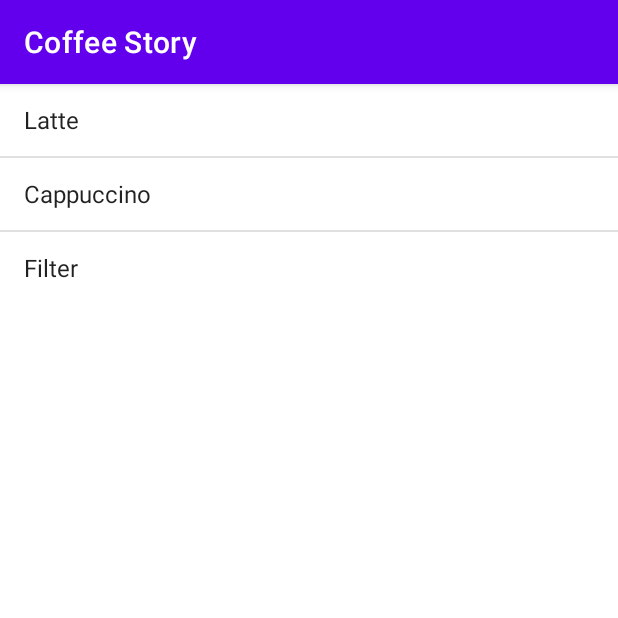
After one commit to antonio111698/Coffee_Story, an Android app: the DrinkCategoryActivity screen opened directly, with no data from a screen before it, on a phone screen of 412 x 824 dp, the top half of it. The commit adds this screen. Run offline under Robolectric (Android 15) with nearby library versions, the phone set to English and light mode, and no system bars.

Commit message:
Second activity added

```diff
--- a/app/src/main/AndroidManifest.xml
+++ b/app/src/main/AndroidManifest.xml
@@ -12,10 +12,14 @@
         android:theme="@style/Theme.CoffeeStory"
         tools:targetApi="31">
         <activity
+            android:name=".DrinkCategoryActivity"
+            android:exported="false" />
+        <activity
             android:name=".TopLevelActivity"
             android:exported="true">
             <intent-filter>
                 <action android:name="android.intent.action.MAIN" />
+
                 <category android:name="android.intent.category.LAUNCHER" />
             </intent-filter>
         </activity>
--- /dev/null
+++ b/app/src/main/java/com/example/coffeestory/DrinkCategoryActivity.java
@@ -0,0 +1,21 @@
+package com.example.coffeestory;
+
+import androidx.appcompat.app.AppCompatActivity;
+
+import android.os.Bundle;
+import android.widget.ArrayAdapter;
+import android.widget.ListView;
+
+public class DrinkCategoryActivity extends AppCompatActivity {
+
+    @Override
+    protected void onCreate(Bundle savedInstanceState) {
+        super.onCreate(savedInstanceState);
+        setContentView(R.layout.activity_drink_category);
+
+        ArrayAdapter<Drink> listAdapter = new ArrayAdapter<>(this, android.R.layout.simple_list_item_1,Drink.drinks);
+
+        ListView listDrinks = findViewById(R.id.list_drinks);
+        listDrinks.setAdapter(listAdapter);
+    }
+}
--- a/app/src/main/java/com/example/coffeestory/TopLevelActivity.java
+++ b/app/src/main/java/com/example/coffeestory/TopLevelActivity.java
@@ -6,6 +6,7 @@ import android.content.Intent;
 import android.os.Bundle;
 import android.view.View;
 import android.widget.AdapterView;
+import android.widget.ListView;
 
 public class TopLevelActivity extends AppCompatActivity {
 
@@ -25,5 +26,7 @@ public class TopLevelActivity extends AppCompatActivity {
             }
         };
         //Add the listener to the listView
+        ListView listView = findViewById(R.id.list_options);
+        listView.setOnItemClickListener(itemClickListener);
     }
 }
--- /dev/null
+++ b/app/src/main/res/layout/activity_drink_category.xml
@@ -0,0 +1,15 @@
+<?xml version="1.0" encoding="utf-8"?>
+<LinearLayout xmlns:android="http://schemas.android.com/apk/res/android"
+    xmlns:app="http://schemas.android.com/apk/res-auto"
+    xmlns:tools="http://schemas.android.com/tools"
+    android:layout_width="match_parent"
+    android:layout_height="match_parent"
+    android:orientation="vertical"
+    tools:context=".DrinkCategoryActivity">
+
+    <ListView
+        android:layout_width="match_parent"
+        android:layout_height="wrap_content"
+        android:id="@+id/list_drinks"/>
+
+</LinearLayout>
```
